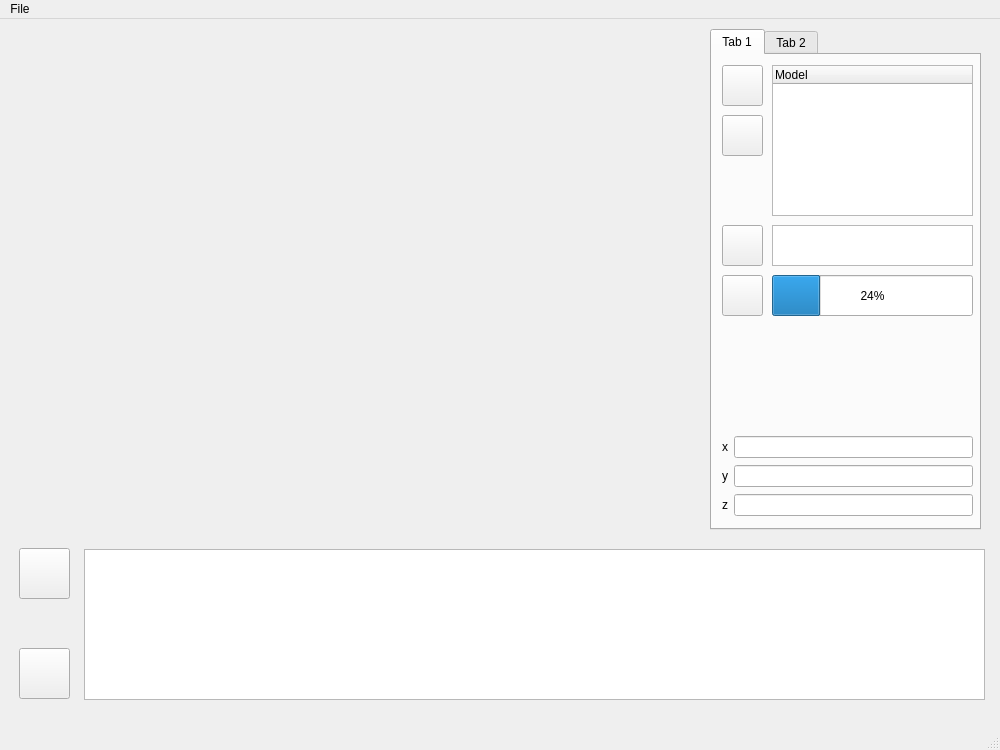
This is mainwindow.ui in nihenniuma/ThunderUI as Qt 5 draws it before an edit. The edited form follows.
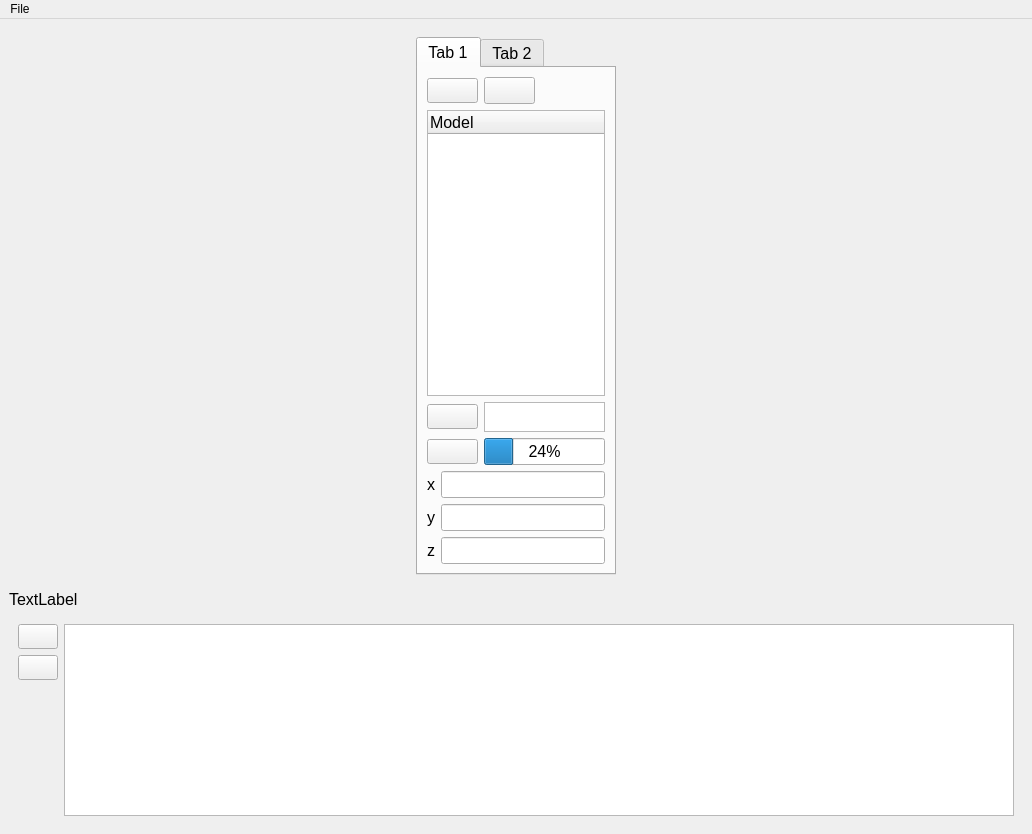
This is the edited form.

What changed in the file:
```diff
--- a/mainwindow.ui
+++ b/mainwindow.ui
@@ -6,48 +6,57 @@
    <rect>
     <x>0</x>
     <y>0</y>
-    <width>1000</width>
-    <height>750</height>
+    <width>1032</width>
+    <height>834</height>
    </rect>
   </property>
   <property name="windowTitle">
    <string>MainWindow</string>
   </property>
   <widget class="QWidget" name="centralwidget">
+   <property name="maximumSize">
+    <size>
+     <width>1032</width>
+     <height>831</height>
+    </size>
+   </property>
+   <layout class="QVBoxLayout" name="verticalLayout_2">
+    <item>
    <widget class="QWidget" name="workWidget" native="true">
-    <property name="geometry">
-     <rect>
-      <x>10</x>
-      <y>10</y>
-      <width>971</width>
-      <height>501</height>
-     </rect>
-    </property>
+      <layout class="QHBoxLayout" name="horizontalLayout">
+       <item>
+        <layout class="QVBoxLayout" name="viewerControl"/>
+       </item>
+       <item>
     <widget class="QTabWidget" name="tabWidget">
-     <property name="geometry">
-      <rect>
-       <x>700</x>
-       <y>0</y>
-       <width>271</width>
-       <height>501</height>
-      </rect>
+         <property name="maximumSize">
+          <size>
+           <width>200</width>
+           <height>16777215</height>
+          </size>
+         </property>
+         <property name="font">
+          <font>
+           <pointsize>12</pointsize>
+          </font>
+         </property>
+         <property name="currentIndex">
+          <number>0</number>
      </property>
      <widget class="QWidget" name="tab_3">
       <attribute name="title">
        <string>Tab 1</string>
       </attribute>
-      <widget class="QWidget" name="gridLayoutWidget">
-       <property name="geometry">
-        <rect>
-         <x>10</x>
-         <y>380</y>
-         <width>251</width>
-         <height>83</height>
-        </rect>
-       </property>
+          <layout class="QGridLayout" name="gridLayout_2">
+           <item row="5" column="0" colspan="4">
        <layout class="QGridLayout" name="gridLayout">
         <item row="1" column="0">
          <widget class="QLabel" name="label_2">
+               <property name="font">
+                <font>
+                 <pointsize>12</pointsize>
+                </font>
+               </property>
           <property name="text">
            <string>y</string>
           </property>
@@ -55,6 +64,11 @@
         </item>
         <item row="0" column="0">
          <widget class="QLabel" name="label">
+               <property name="font">
+                <font>
+                 <pointsize>12</pointsize>
+                </font>
+               </property>
           <property name="text">
            <string>x</string>
           </property>
@@ -62,6 +76,11 @@
         </item>
         <item row="2" column="0">
          <widget class="QLabel" name="label_3">
+               <property name="font">
+                <font>
+                 <pointsize>12</pointsize>
+                </font>
+               </property>
           <property name="text">
            <string>z</string>
           </property>
@@ -77,97 +96,97 @@
          <widget class="QLineEdit" name="lineEdit_2"/>
         </item>
        </layout>
-      </widget>
-      <widget class="QTreeWidget" name="treeWidget">
-       <property name="geometry">
-        <rect>
-         <x>60</x>
-         <y>10</y>
-         <width>201</width>
-         <height>151</height>
-        </rect>
-       </property>
-       <column>
-        <property name="text">
-         <string notr="true">Model</string>
-        </property>
-       </column>
-      </widget>
-      <widget class="QPushButton" name="openFileButton">
-       <property name="geometry">
-        <rect>
-         <x>10</x>
-         <y>10</y>
-         <width>41</width>
-         <height>41</height>
-        </rect>
-       </property>
-       <property name="text">
-        <string/>
-       </property>
-      </widget>
-      <widget class="QTextEdit" name="textEdit">
-       <property name="geometry">
-        <rect>
-         <x>60</x>
-         <y>170</y>
-         <width>201</width>
-         <height>41</height>
-        </rect>
-       </property>
-      </widget>
+           </item>
+           <item row="3" column="0">
       <widget class="QPushButton" name="setBottomButton">
-       <property name="geometry">
-        <rect>
-         <x>10</x>
-         <y>170</y>
-         <width>41</width>
-         <height>41</height>
-        </rect>
+             <property name="maximumSize">
+              <size>
+               <width>60</width>
+               <height>25</height>
+              </size>
        </property>
        <property name="text">
         <string/>
        </property>
       </widget>
+           </item>
+           <item row="0" column="0">
+            <widget class="QPushButton" name="openFileButton">
+             <property name="maximumSize">
+              <size>
+               <width>60</width>
+               <height>25</height>
+              </size>
+             </property>
+             <property name="text">
+              <string/>
+             </property>
+            </widget>
+           </item>
+           <item row="4" column="0">
+            <widget class="QPushButton" name="optimizeOriButton">
+             <property name="maximumSize">
+              <size>
+               <width>60</width>
+               <height>25</height>
+              </size>
+             </property>
+             <property name="text">
+              <string/>
+             </property>
+            </widget>
+           </item>
+           <item row="0" column="1">
+            <widget class="QPushButton" name="clearModelButton">
+             <property name="maximumSize">
+              <size>
+               <width>60</width>
+               <height>30</height>
+              </size>
+             </property>
+             <property name="text">
+              <string/>
+             </property>
+            </widget>
+           </item>
+           <item row="4" column="1" colspan="3">
       <widget class="QProgressBar" name="progressBar">
-       <property name="geometry">
-        <rect>
-         <x>60</x>
-         <y>220</y>
-         <width>201</width>
-         <height>41</height>
-        </rect>
-       </property>
        <property name="value">
         <number>24</number>
        </property>
       </widget>
-      <widget class="QPushButton" name="optimizeOriButton">
-       <property name="geometry">
-        <rect>
-         <x>10</x>
-         <y>220</y>
-         <width>41</width>
-         <height>41</height>
-        </rect>
-       </property>
-       <property name="text">
-        <string/>
-       </property>
-      </widget>
-      <widget class="QPushButton" name="clearModelButton">
-       <property name="geometry">
-        <rect>
-         <x>10</x>
-         <y>60</y>
-         <width>41</width>
-         <height>41</height>
-        </rect>
-       </property>
+           </item>
+           <item row="3" column="1" colspan="3">
+            <widget class="QTextEdit" name="textEdit">
+             <property name="maximumSize">
+              <size>
+               <width>16777215</width>
+               <height>30</height>
+              </size>
+             </property>
+            </widget>
+           </item>
+           <item row="1" column="0" colspan="4">
+            <widget class="QTreeWidget" name="treeWidget">
+             <property name="maximumSize">
+              <size>
+               <width>16777215</width>
+               <height>300</height>
+              </size>
+             </property>
+             <property name="font">
+              <font>
+               <pointsize>12</pointsize>
+              </font>
+             </property>
+             <column>
        <property name="text">
-        <string/>
-       </property>
-      </widget>
+               <string notr="true">Model</string>
+              </property>
+             </column>
+            </widget>
+           </item>
+          </layout>
      </widget>
      <widget class="QWidget" name="tab_4">
       <attribute name="title">
@@ -175,61 +194,73 @@
       </attribute>
      </widget>
     </widget>
-   </widget>
+       </item>
+      </layout>
+     </widget>
+    </item>
+    <item>
+     <widget class="QLabel" name="statusLabel">
+      <property name="font">
+       <font>
+        <pointsize>12</pointsize>
+       </font>
+      </property>
+      <property name="text">
+       <string>TextLabel</string>
+      </property>
+     </widget>
+    </item>
+    <item>
    <widget class="QWidget" name="logWidget" native="true">
-    <property name="geometry">
-     <rect>
-      <x>9</x>
-      <y>519</y>
-      <width>981</width>
-      <height>171</height>
-     </rect>
-    </property>
+      <layout class="QGridLayout" name="gridLayout_3">
+       <item row="0" column="1" rowspan="4">
+        <widget class="QTextBrowser" name="logTextOutput">
+         <property name="maximumSize">
+          <size>
+           <width>1000</width>
+           <height>400</height>
+          </size>
+         </property>
+        </widget>
+       </item>
+       <item row="0" column="0">
     <widget class="QPushButton" name="clearLogButton">
-     <property name="geometry">
-      <rect>
-       <x>10</x>
-       <y>10</y>
-       <width>51</width>
-       <height>51</height>
-      </rect>
+         <property name="maximumSize">
+          <size>
+           <width>60</width>
+           <height>25</height>
+          </size>
      </property>
      <property name="text">
       <string/>
      </property>
     </widget>
+       </item>
+       <item row="1" column="0">
     <widget class="QPushButton" name="saveLogButton">
-     <property name="geometry">
-      <rect>
-       <x>10</x>
-       <y>110</y>
-       <width>51</width>
-       <height>51</height>
-      </rect>
+         <property name="maximumSize">
+          <size>
+           <width>60</width>
+           <height>25</height>
+          </size>
      </property>
      <property name="text">
       <string/>
      </property>
     </widget>
-    <widget class="QTextBrowser" name="logTextOutput">
-     <property name="geometry">
-      <rect>
-       <x>75</x>
-       <y>11</y>
-       <width>901</width>
-       <height>151</height>
-      </rect>
-     </property>
-    </widget>
-   </widget>
+       </item>
+      </layout>
+     </widget>
+    </item>
+   </layout>
   </widget>
   <widget class="QMenuBar" name="menubar">
    <property name="geometry">
     <rect>
      <x>0</x>
      <y>0</y>
-     <width>1000</width>
-     <height>20</height>
+     <width>1032</width>
+     <height>22</height>
     </rect>
    </property>
    <widget class="QMenu" name="menuFile">
@@ -241,7 +272,6 @@
    </widget>
    <addaction name="menuFile"/>
   </widget>
-  <widget class="QStatusBar" name="statusbar"/>
   <action name="actionopen_file">
    <property name="text">
     <string>open file</string>
```
Lines whose indentation alone changed are shown as unchanged.
